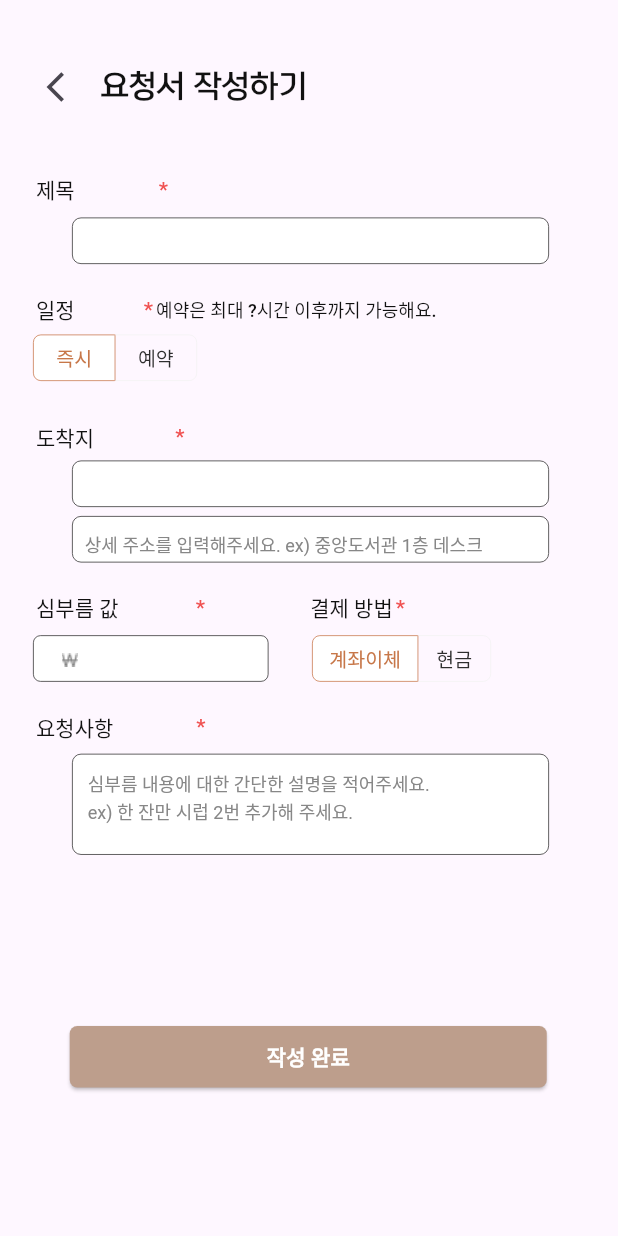
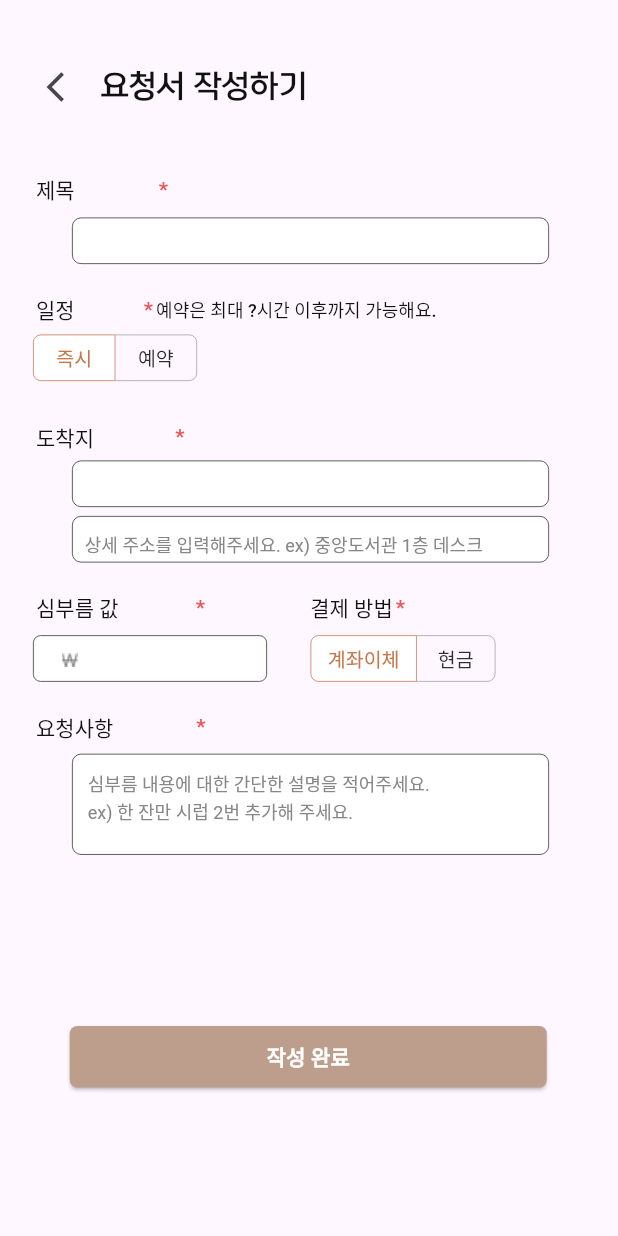
Before and after one commit to pknu-wap/Quokka, a Flutter app: the Request screen opened directly, on a phone screen of 412 x 824 dp. Run offline on Flutter 3.47's test engine with Material 3 defaults, Android fonts, the phone set to English and light mode, and no system bars; our stand-ins replace confetti, image_picker; Roboto replaces fonts that are missing (Pretendard); project files that could hold a hidden picture were left out.

Commit message:
Design: 토글 버튼 테두리 grey로 임시 설정, 결제 방법 토글 버튼 패딩 수정

```diff
--- a/client/front/lib/request.dart
+++ b/client/front/lib/request.dart
@@ -282,7 +282,7 @@ class _RequestState extends State<Request> {
                       child: ToggleButtons(
                         color: Color(0xff2E2E2E), // 선택되지 않은 버튼 텍스트 색상
                         // 선택되지 않은 버튼 배경색
-                        borderColor: Color(0xffF2F2F2), // 토글 버튼 테두리 색상
+                        borderColor: Colors.grey, // 토글 버튼 테두리 색상
                         borderWidth: 0.5,
                         borderRadius: BorderRadius.circular(5.0),
 
@@ -659,11 +659,11 @@ class _RequestState extends State<Request> {
                       width: 119,
                       height: 31,
                       // 토글 버튼 만들기
-                      margin: EdgeInsets.only(right: 85),
+                      margin: EdgeInsets.only(right: 86),
                       child: ToggleButtons(
                         color: Color(0xff2E2E2E), // 선택되지 않은 버튼 텍스트 색상
 
-                        borderColor: Color(0xffF2F2F2), // 토글 버튼 테두리 색상
+                        borderColor: Colors.grey, // 토글 버튼 테두리 색상
                         borderWidth: 0.5,
                         borderRadius: BorderRadius.circular(5.0),
 
@@ -686,7 +686,7 @@ class _RequestState extends State<Request> {
                             ),
                           ),
                           Padding(
-                            padding: EdgeInsets.symmetric(horizontal: 11),
+                            padding: EdgeInsets.symmetric(horizontal: 14),
                             child: Text(
                               '현금',
                               style: TextStyle(
```
